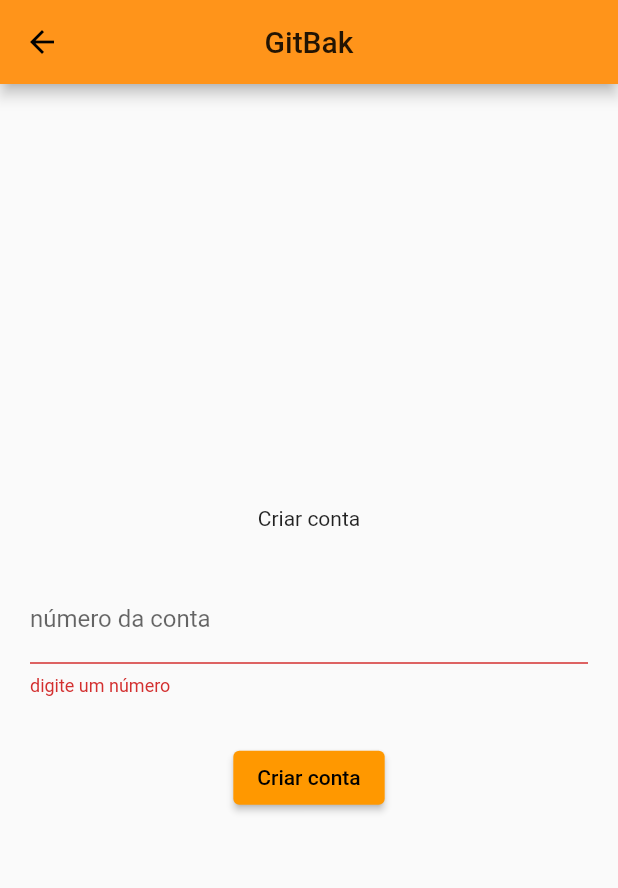
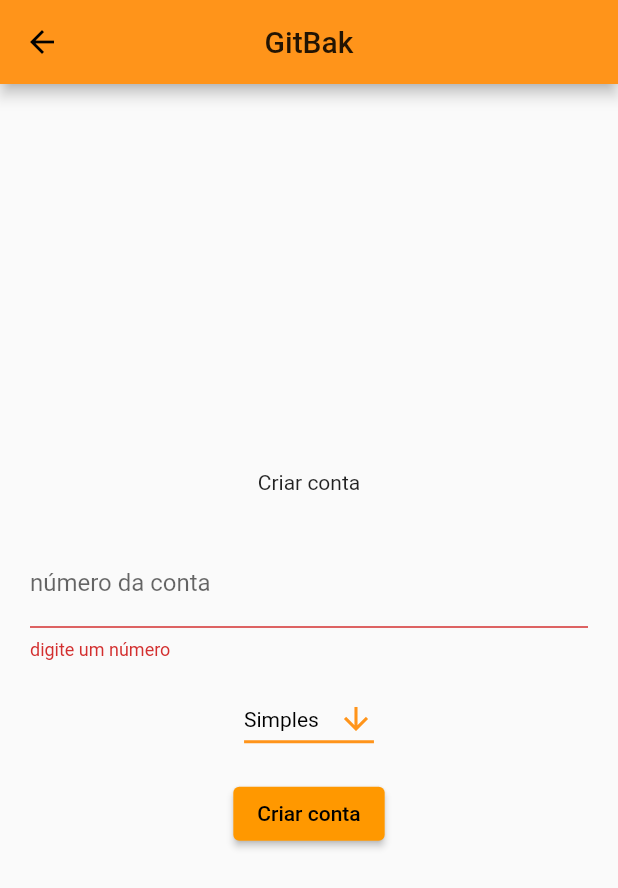
Before and after one commit to denpufa/Bank-System-for-DIM0517-UFRN, a Flutter app: the screen it shows after launch, after a tap on "Cadastrar Conta", on a phone screen of 412 x 824 dp. Shown: the top 888 px of the screen. Run offline on Flutter 3.47's test engine with Material 2 defaults, Android fonts, the light colour scheme and no system bars; our stand-ins replace google_fonts.

Commit message:
Release/3atividade (#24)
* Feature/cr02 (#22)

* Feature/create accounts (#5)

* new: software arch

* fix: adjust unused imports

* fix: add unit test for CI pass

* fix: correct scope from account unit tests

* new: create account

* fix: corrects for CI build

Co-authored-by: rodolfo <rodolfo.oliveira.106@ufrn.edu.br>

* Revert "Feature/create accounts (#5)" (#6)

This reverts commit 38fe5e28d3ac5f2b157dfbd152264ddc19130ccd.

* a credit function was added

* added the credit test

* add layout HomePage

* Revert "add layout HomePage" (#13)

* Revert "Feature/credit" (#14)

* fix: routes navegate

* fix: names of buttons

* fix: comment adjust

* fix: correct parts and import (#21)

* fix: correct parts and import

* fix: imports

Co-authored-by: rodolfo <rodolfo.oliveira.106@ufrn.edu.br>

* cretate a savings

* changes on old struct for new functions from savings accounts

* profit and back-end changes

* fix tests bugs

Co-authored-by: rodolfo <rodolfo.oliveira.106@ufrn.edu.br>
Co-authored-by: AndreHabib <andre.habib.017@ufrn.edu.br>

* The new bonus account type has been added.

* fix: change on bonus transfer

Co-authored-by: rodolfo <rodolfo.oliveira.106@ufrn.edu.br>
Co-authored-by: AndreHabib <andre.habib.017@ufrn.edu.br>

```diff
--- a/lib/back_end/data.dart
+++ b/lib/back_end/data.dart
@@ -1,5 +1,3 @@
-import './models/account.dart';
-
 abstract class Data {
-  static List<Account> accounts = [];
+  static List<dynamic> accounts = [];
 }
--- /dev/null
+++ b/lib/back_end/models/account_saving.dart
@@ -0,0 +1,10 @@
+import 'account.dart';
+
+class AccountSaving extends Account {
+  bool savingsAcount;
+
+  AccountSaving({
+    required int number,
+    required this.savingsAcount,
+  }) : super(number: number, currentValue: 0);
+}
--- /dev/null
+++ b/lib/back_end/models/bonus_account.dart
@@ -0,0 +1,12 @@
+import 'package:bank_system/back_end/models/account.dart';
+
+class BonusAccount extends Account {
+  int cumulativePoints;
+  double receivedForPoints;
+
+  BonusAccount({
+    required int number,
+    this.cumulativePoints = 10,
+    this.receivedForPoints = 0,
+  }) : super(number: number, currentValue: 0);
+}
--- a/lib/main.dart
+++ b/lib/main.dart
@@ -3,6 +3,8 @@ import 'package:bank_system/pages/create_page.dart';
 import 'package:bank_system/pages/credit_page.dart';
 import 'package:bank_system/pages/debit_page.dart';
 import 'package:bank_system/pages/operations_page.dart';
+import 'package:bank_system/pages/profit_page.dart';
+import 'package:bank_system/pages/savings_page.dart';
 import 'package:bank_system/pages/transfer_page.dart';
 import 'package:bank_system/pages/home_page.dart';
 import 'package:bank_system/shared/themes/app_colors.dart';
--- a/lib/pages/create_page.dart
+++ b/lib/pages/create_page.dart
@@ -1,3 +1,4 @@
+import 'package:bank_system/shared/themes/app_colors.dart';
 import 'package:flutter/material.dart';
 import 'package:bank_system/back_end/operations.dart';
 
@@ -9,11 +10,14 @@ class CreatePage extends StatefulWidget {
 }
 
 class _CreatePageState extends State<CreatePage> {
+  List<String> accounts = ['Simples', 'Poupança', 'Bônus'];
+
+  String dropdownValue = 'Simples';
   final GlobalKey<FormState> _formKey = GlobalKey<FormState>();
   TextEditingController _numberController = TextEditingController();
 
   var ops = Operation();
-
+  bool isSavings = false;
   @override
   Widget build(BuildContext context) {
     return Scaffold(
@@ -46,13 +50,55 @@ class _CreatePageState extends State<CreatePage> {
                         labelText: "número da conta",
                       ),
                     ),
-                    SizedBox(height: 30),
+                    SizedBox(height: 15),
+                    DropdownButton<String>(
+                      value: dropdownValue,
+                      icon: Icon(
+                        Icons.arrow_downward,
+                        color: AppColors.primary,
+                      ),
+                      iconSize: 24,
+                      elevation: 16,
+                      style: TextStyle(color: Colors.black),
+                      underline: Container(
+                        height: 2,
+                        color: AppColors.primary,
+                      ),
+                      onChanged: (String? newValue) {
+                        setState(() {
+                          dropdownValue = newValue!;
+                        });
+                      },
+                      items: accounts
+                          .map<DropdownMenuItem<String>>((String value) {
+                        return DropdownMenuItem<String>(
+                          value: value,
+                          child: Text(value),
+                        );
+                      }).toList(),
+                    ),
+                    // Row(
+                    //   children: [
+                    //     Text("Marqui aqui para conta poupança"),
+                    //     SizedBox(width: 10),
+                    //     Checkbox(
+                    //       value: isSavings,
+                    //       onChanged: (bool? value) {
+                    //         setState(() {
+                    //           isSavings = value!;
+                    //         });
+                    //       },
+                    //     ),
+                    //   ],
+                    // ),
+                    SizedBox(height: 15),
                     ElevatedButton(
                         onPressed: () {
                           if (_formKey.currentState!.validate()) {
                             try {
                               ops.createAccount(
-                                  int.parse(_numberController.text));
+                                  int.parse(_numberController.text),
+                                  dropdownValue);
                               showDialog(
                                   context: context,
                                   builder: (context) {
--- a/lib/pages/home_page.dart
+++ b/lib/pages/home_page.dart
@@ -2,7 +2,6 @@ import 'package:bank_system/shared/themes/app_colors.dart';
 import 'package:bank_system/shared/themes/app_images.dart';
 import 'package:bank_system/shared/themes/app_text_styles.dart';
 import 'package:flutter/material.dart';
-import 'package:flutter_svg/flutter_svg.dart';
 
 class HomePage extends StatefulWidget {
   const HomePage({Key? key}) : super(key: key);
@@ -35,18 +34,15 @@ class _HomePageState extends State<HomePage> {
               child: Image.asset(AppImages.person, width: 208, height: 300),
             ),
             Positioned(
-              bottom: size.height * 0.07,
+              bottom: size.height * 0.05,
               left: 0,
               right: 0,
               child: Column(
                 mainAxisAlignment: MainAxisAlignment.center,
                 crossAxisAlignment: CrossAxisAlignment.center,
                 children: [
-                  SvgPicture.asset(AppImages.logo,
-                      width: size.width * 0.20, height: size.height * 0.10),
                   Padding(
-                    padding:
-                        const EdgeInsets.only(top: 10, left: 70, right: 70),
+                    padding: const EdgeInsets.only(top: 0, left: 70, right: 70),
                     child: Text(
                       'Seu banco digital',
                       style: TextStyles.titleHome,
@@ -80,6 +76,17 @@ class _HomePageState extends State<HomePage> {
                           },
                           child: Text("Operações"),
                         ),
+                        SizedBox(height: 10),
+                        ElevatedButton(
+                          style: ButtonStyle(
+                            backgroundColor:
+                                MaterialStateProperty.all(AppColors.primary),
+                          ),
+                          onPressed: () {
+                            Navigator.pushNamed(context, '/savings');
+                          },
+                          child: Text("Render juros"),
+                        ),
                       ],
                     ),
                   ),
--- a/lib/routes.dart
+++ b/lib/routes.dart
@@ -7,5 +7,7 @@ Map<String, WidgetBuilder> routes = {
   '/consult-balance': (context) => ConsultBalancePage(),
   '/credit': (context) => CreditPage(),
   '/debit': (context) => DebitPage(),
-  '/transfer': (context) => TransferPage()
+  '/transfer': (context) => TransferPage(),
+  '/savings': (context) => SavingsPage(),
+  '/profit': (context) => ProfitPage()
 };
```
Also changed, not shown: lib/back_end/operations.dart (+64 -4 lines), lib/pages/operations_page.dart (+7 -0 lines), lib/pages/profit_page.dart (added, +84 -0 lines), lib/pages/savings_page.dart (added, +83 -0 lines), 1 other file.
